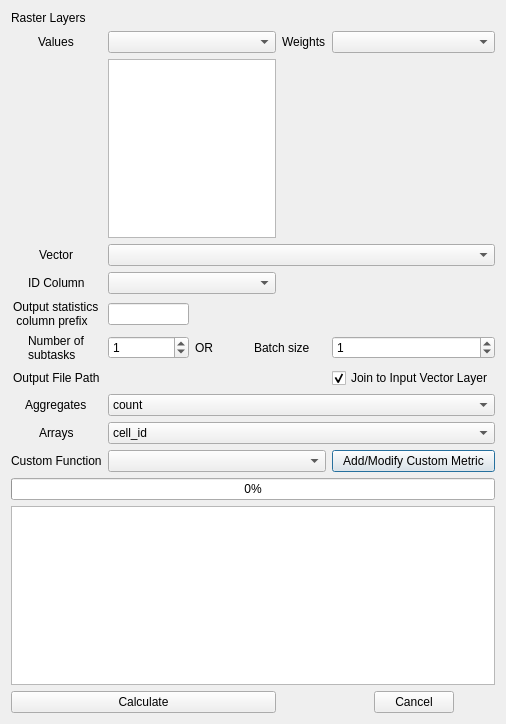
The window that zonal_exact_dialog_base.ui (JakubCha/exactextract_qgis) describes before a commit, drawn with Qt 5.
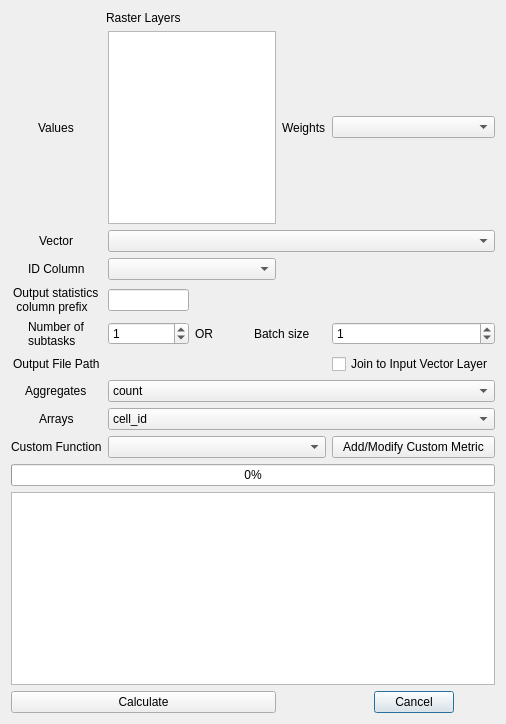
The same window after the commit. Custom widgets are drawn as their Qt base class.

Commit message: working multiple rasters input

Diff of the .ui file:
```diff
--- a/zonal_exact_dialog_base.ui
+++ b/zonal_exact_dialog_base.ui
@@ -19,255 +19,7 @@
      <property name="sizeConstraint">
       <enum>QLayout::SetMaximumSize</enum>
      </property>
-     <item row="6" column="6">
-      <widget class="QSpinBox" name="mSpinBox_2">
-       <property name="minimumSize">
-        <size>
-         <width>163</width>
-         <height>20</height>
-        </size>
-       </property>
-       <property name="value">
-        <number>1</number>
-       </property>
-      </widget>
-     </item>
-     <item row="11" column="0" colspan="7" alignment="Qt::AlignVCenter">
-      <widget class="QProgressBar" name="mProgressBar">
-       <property name="value">
-        <number>0</number>
-       </property>
-       <property name="textVisible">
-        <bool>true</bool>
-       </property>
-      </widget>
-     </item>
-     <item row="3" column="1" colspan="6">
-      <widget class="QgsMapLayerComboBox" name="mVectorLayerComboBox"/>
-     </item>
-     <item row="6" column="3">
-      <widget class="QLabel" name="label_9">
-       <property name="text">
-        <string>OR</string>
-       </property>
-      </widget>
-     </item>
-     <item row="4" column="1" colspan="4">
-      <widget class="QgsFieldComboBox" name="mFieldComboBox"/>
-     </item>
-     <item row="7" column="0" alignment="Qt::AlignHCenter">
-      <widget class="QLabel" name="label_4">
-       <property name="text">
-        <string>Output File Path</string>
-       </property>
-      </widget>
-     </item>
-     <item row="12" column="0" colspan="7">
-      <widget class="QPlainTextEdit" name="mPlainText">
-       <property name="readOnly">
-        <bool>true</bool>
-       </property>
-       <property name="plainText">
-        <string/>
-       </property>
-      </widget>
-     </item>
-     <item row="1" column="5">
-      <widget class="QLabel" name="label_12">
-       <property name="text">
-        <string>Weights</string>
-       </property>
-      </widget>
-     </item>
-     <item row="10" column="1" colspan="5">
-      <widget class="QgsCheckableComboBox" name="mCustomFunctionsComboBox"/>
-     </item>
-     <item row="10" column="6">
-      <widget class="QPushButton" name="mAddModifyMetricButton">
-       <property name="text">
-        <string>Add/Modify Custom Metric</string>
-       </property>
-      </widget>
-     </item>
-     <item row="5" column="0" alignment="Qt::AlignHCenter">
-      <widget class="QLabel" name="label_10">
-       <property name="text">
-        <string>Output statistics
- column prefix</string>
-       </property>
-      </widget>
-     </item>
-     <item row="6" column="4" colspan="2" alignment="Qt::AlignHCenter">
-      <widget class="QLabel" name="label_8">
-       <property name="text">
-        <string>Batch size</string>
-       </property>
-      </widget>
-     </item>
-     <item row="5" column="1" colspan="2">
-      <widget class="QLineEdit" name="mPrefixEdit">
-       <property name="text">
-        <string/>
-       </property>
-      </widget>
-     </item>
-     <item row="7" column="1" colspan="5">
-      <widget class="QgsFileWidget" name="mQgsOutputFileWidget">
-       <property name="fileWidgetButtonVisible">
-        <bool>true</bool>
-       </property>
-       <property name="useLink">
-        <bool>false</bool>
-       </property>
-       <property name="fullUrl">
-        <bool>false</bool>
-       </property>
-       <property name="defaultRoot">
-        <string/>
-       </property>
-       <property name="storageMode">
-        <enum>QgsFileWidget::SaveFile</enum>
-       </property>
-      </widget>
-     </item>
-     <item row="3" column="0" alignment="Qt::AlignHCenter">
-      <widget class="QLabel" name="label_2">
-       <property name="text">
-        <string>Vector</string>
-       </property>
-      </widget>
-     </item>
-     <item row="7" column="6">
-      <widget class="QCheckBox" name="mJoinCheckBox">
-       <property name="text">
-        <string>Join to Input Vector Layer</string>
-       </property>
-       <property name="checked">
-        <bool>true</bool>
-       </property>
-      </widget>
-     </item>
-     <item row="6" column="0" alignment="Qt::AlignHCenter">
-      <widget class="QLabel" name="label_3">
-       <property name="text">
-        <string>Number of 
-subtasks</string>
-       </property>
-      </widget>
-     </item>
-     <item row="1" column="0" alignment="Qt::AlignHCenter">
-      <widget class="QLabel" name="label">
-       <property name="text">
-        <string>Values</string>
-       </property>
-      </widget>
-     </item>
-     <item row="8" column="0" alignment="Qt::AlignHCenter">
-      <widget class="QLabel" name="label_5">
-       <property name="text">
-        <string>Aggregates</string>
-       </property>
-      </widget>
-     </item>
-     <item row="6" column="1" colspan="2">
-      <widget class="QSpinBox" name="mSpinBox">
-       <property name="value">
-        <number>1</number>
-       </property>
-      </widget>
-     </item>
-     <item row="1" column="6">
-      <widget class="QgsMapLayerComboBox" name="mWeightsLayerComboBox">
-       <property name="allowEmptyLayer">
-        <bool>true</bool>
-       </property>
-      </widget>
-     </item>
-     <item row="4" column="0" alignment="Qt::AlignHCenter">
-      <widget class="QLabel" name="label_11">
-       <property name="text">
-        <string>ID Column</string>
-       </property>
-      </widget>
-     </item>
      <item row="9" column="1" colspan="6">
-      <widget class="QgsCheckableComboBox" name="mArraysComboBox">
-       <property name="toolTip">
-        <string>Select statistics that output multiple values (array)</string>
-       </property>
-       <item>
-        <property name="text">
-         <string>cell_id</string>
-        </property>
-       </item>
-       <item>
-        <property name="text">
-         <string>center_x</string>
-        </property>
-       </item>
-       <item>
-        <property name="text">
-         <string>center_y</string>
-        </property>
-       </item>
-       <item>
-        <property name="text">
-         <string>coverage</string>
-        </property>
-       </item>
-       <item>
-        <property name="text">
-         <string>values</string>
-        </property>
-       </item>
-       <item>
-        <property name="text">
-         <string>weights</string>
-        </property>
-       </item>
-      </widget>
-     </item>
-     <item row="1" column="1" colspan="4">
-      <widget class="QgsMapLayerComboBox" name="mRasterLayerComboBox"/>
-     </item>
-     <item row="9" column="0" alignment="Qt::AlignHCenter">
-      <widget class="QLabel" name="label_6">
-       <property name="text">
-        <string>Arrays</string>
-       </property>
-      </widget>
-     </item>
-     <item row="10" column="0">
-      <widget class="QLabel" name="label_7">
-       <property name="text">
-        <string>Custom Function</string>
-       </property>
-      </widget>
-     </item>
-     <item row="0" column="0" colspan="4" alignment="Qt::AlignLeft">
-      <widget class="QLabel" name="label_13">
-       <property name="text">
-        <string>Raster Layers</string>
-       </property>
-      </widget>
-     </item>
-     <item row="14" column="0" colspan="5">
-      <widget class="QPushButton" name="mCalculateButton">
-       <property name="text">
-        <string>Calculate</string>
-       </property>
-       <property name="checkable">
-        <bool>false</bool>
-       </property>
-       <property name="checked">
-        <bool>false</bool>
-       </property>
-       <property name="autoDefault">
-        <bool>false</bool>
-       </property>
-      </widget>
-     </item>
-     <item row="8" column="1" colspan="6">
       <widget class="QgsCheckableComboBox" name="mAggregatesComboBox">
        <property name="acceptDrops">
         <bool>false</bool>
@@ -388,7 +140,38 @@
        </item>
       </widget>
      </item>
-     <item row="14" column="6">
+     <item row="1" column="1" colspan="4">
+      <widget class="MultiRasterLayerSelectionWidget" name="mRasterLayersList">
+       <property name="selectionMode">
+        <enum>QAbstractItemView::MultiSelection</enum>
+       </property>
+       <property name="horizontalScrollMode">
+        <enum>QAbstractItemView::ScrollPerItem</enum>
+       </property>
+      </widget>
+     </item>
+     <item row="6" column="1" colspan="2">
+      <widget class="QLineEdit" name="mPrefixEdit">
+       <property name="text">
+        <string/>
+       </property>
+      </widget>
+     </item>
+     <item row="1" column="5">
+      <widget class="QLabel" name="label_12">
+       <property name="text">
+        <string>Weights</string>
+       </property>
+      </widget>
+     </item>
+     <item row="7" column="4" colspan="2" alignment="Qt::AlignHCenter">
+      <widget class="QLabel" name="label_8">
+       <property name="text">
+        <string>Batch size</string>
+       </property>
+      </widget>
+     </item>
+     <item row="15" column="6">
       <widget class="QDialogButtonBox" name="mButtonBox">
        <property name="orientation">
         <enum>Qt::Horizontal</enum>
@@ -401,13 +184,227 @@
        </property>
       </widget>
      </item>
-     <item row="2" column="1" colspan="4">
-      <widget class="MultiRasterLayerSelectionWidget" name="mRasterLayersList">
-       <property name="selectionMode">
-        <enum>QAbstractItemView::MultiSelection</enum>
+     <item row="11" column="0">
+      <widget class="QLabel" name="label_7">
+       <property name="text">
+        <string>Custom Function</string>
        </property>
-       <property name="horizontalScrollMode">
-        <enum>QAbstractItemView::ScrollPerItem</enum>
+      </widget>
+     </item>
+     <item row="5" column="0" alignment="Qt::AlignHCenter">
+      <widget class="QLabel" name="label_11">
+       <property name="text">
+        <string>ID Column</string>
+       </property>
+      </widget>
+     </item>
+     <item row="11" column="1" colspan="5">
+      <widget class="QgsCheckableComboBox" name="mCustomFunctionsComboBox"/>
+     </item>
+     <item row="7" column="1" colspan="2">
+      <widget class="QSpinBox" name="mSpinBox">
+       <property name="value">
+        <number>1</number>
+       </property>
+      </widget>
+     </item>
+     <item row="7" column="0" alignment="Qt::AlignHCenter">
+      <widget class="QLabel" name="label_3">
+       <property name="text">
+        <string>Number of 
+subtasks</string>
+       </property>
+      </widget>
+     </item>
+     <item row="9" column="0" alignment="Qt::AlignHCenter">
+      <widget class="QLabel" name="label_5">
+       <property name="text">
+        <string>Aggregates</string>
+       </property>
+      </widget>
+     </item>
+     <item row="5" column="1" colspan="4">
+      <widget class="QgsFieldComboBox" name="mFieldComboBox"/>
+     </item>
+     <item row="15" column="0" colspan="5">
+      <widget class="QPushButton" name="mCalculateButton">
+       <property name="text">
+        <string>Calculate</string>
+       </property>
+       <property name="checkable">
+        <bool>false</bool>
+       </property>
+       <property name="checked">
+        <bool>false</bool>
+       </property>
+       <property name="autoDefault">
+        <bool>false</bool>
+       </property>
+      </widget>
+     </item>
+     <item row="13" column="0" colspan="7">
+      <widget class="QPlainTextEdit" name="mPlainText">
+       <property name="readOnly">
+        <bool>true</bool>
+       </property>
+       <property name="plainText">
+        <string/>
+       </property>
+      </widget>
+     </item>
+     <item row="4" column="1" colspan="6">
+      <widget class="QgsMapLayerComboBox" name="mVectorLayerComboBox"/>
+     </item>
+     <item row="4" column="0" alignment="Qt::AlignHCenter">
+      <widget class="QLabel" name="label_2">
+       <property name="text">
+        <string>Vector</string>
+       </property>
+      </widget>
+     </item>
+     <item row="11" column="6">
+      <widget class="QPushButton" name="mAddModifyMetricButton">
+       <property name="text">
+        <string>Add/Modify Custom Metric</string>
+       </property>
+      </widget>
+     </item>
+     <item row="12" column="0" colspan="7" alignment="Qt::AlignVCenter">
+      <widget class="QProgressBar" name="mProgressBar">
+       <property name="value">
+        <number>0</number>
+       </property>
+       <property name="textVisible">
+        <bool>true</bool>
+       </property>
+      </widget>
+     </item>
+     <item row="6" column="0" alignment="Qt::AlignHCenter">
+      <widget class="QLabel" name="label_10">
+       <property name="text">
+        <string>Output statistics
+ column prefix</string>
+       </property>
+      </widget>
+     </item>
+     <item row="10" column="1" colspan="6">
+      <widget class="QgsCheckableComboBox" name="mArraysComboBox">
+       <property name="toolTip">
+        <string>Select statistics that output multiple values (array)</string>
+       </property>
+       <item>
+        <property name="text">
+         <string>cell_id</string>
+        </property>
+       </item>
+       <item>
+        <property name="text">
+         <string>center_x</string>
+        </property>
+       </item>
+       <item>
+        <property name="text">
+         <string>center_y</string>
+        </property>
+       </item>
+       <item>
+        <property name="text">
+         <string>coverage</string>
+        </property>
+       </item>
+       <item>
+        <property name="text">
+         <string>values</string>
+        </property>
+       </item>
+       <item>
+        <property name="text">
+         <string>weights</string>
+        </property>
+       </item>
+      </widget>
+     </item>
+     <item row="8" column="1" colspan="5">
+      <widget class="QgsFileWidget" name="mQgsOutputFileWidget">
+       <property name="fileWidgetButtonVisible">
+        <bool>true</bool>
+       </property>
+       <property name="useLink">
+        <bool>false</bool>
+       </property>
+       <property name="fullUrl">
+        <bool>false</bool>
+       </property>
+       <property name="defaultRoot">
+        <string/>
+       </property>
+       <property name="storageMode">
+        <enum>QgsFileWidget::SaveFile</enum>
+       </property>
+      </widget>
+     </item>
+     <item row="1" column="0" alignment="Qt::AlignHCenter">
+      <widget class="QLabel" name="label">
+       <property name="text">
+        <string>Values</string>
+       </property>
+      </widget>
+     </item>
+     <item row="8" column="6">
+      <widget class="QCheckBox" name="mJoinCheckBox">
+       <property name="text">
+        <string>Join to Input Vector Layer</string>
+       </property>
+       <property name="checked">
+        <bool>false</bool>
+       </property>
+      </widget>
+     </item>
+     <item row="7" column="6">
+      <widget class="QSpinBox" name="mSpinBox_2">
+       <property name="minimumSize">
+        <size>
+         <width>163</width>
+         <height>20</height>
+        </size>
+       </property>
+       <property name="value">
+        <number>1</number>
+       </property>
+      </widget>
+     </item>
+     <item row="7" column="3">
+      <widget class="QLabel" name="label_9">
+       <property name="text">
+        <string>OR</string>
+       </property>
+      </widget>
+     </item>
+     <item row="1" column="6">
+      <widget class="QgsMapLayerComboBox" name="mWeightsLayerComboBox">
+       <property name="allowEmptyLayer">
+        <bool>true</bool>
+       </property>
+      </widget>
+     </item>
+     <item row="8" column="0" alignment="Qt::AlignHCenter">
+      <widget class="QLabel" name="label_4">
+       <property name="text">
+        <string>Output File Path</string>
+       </property>
+      </widget>
+     </item>
+     <item row="10" column="0" alignment="Qt::AlignHCenter">
+      <widget class="QLabel" name="label_6">
+       <property name="text">
+        <string>Arrays</string>
+       </property>
+      </widget>
+     </item>
+     <item row="0" column="0" colspan="5" alignment="Qt::AlignHCenter">
+      <widget class="QLabel" name="label_13">
+       <property name="text">
+        <string>Raster Layers</string>
        </property>
       </widget>
      </item>
```
The commit also changes 4 other files.
